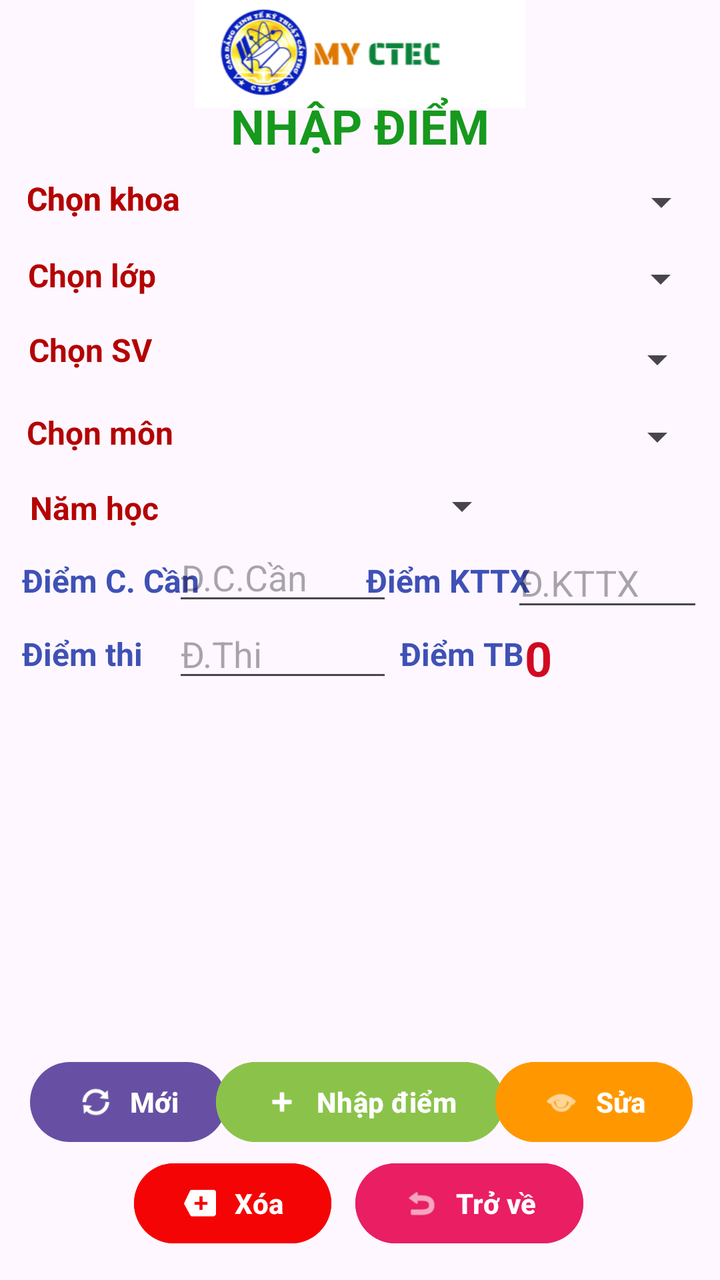
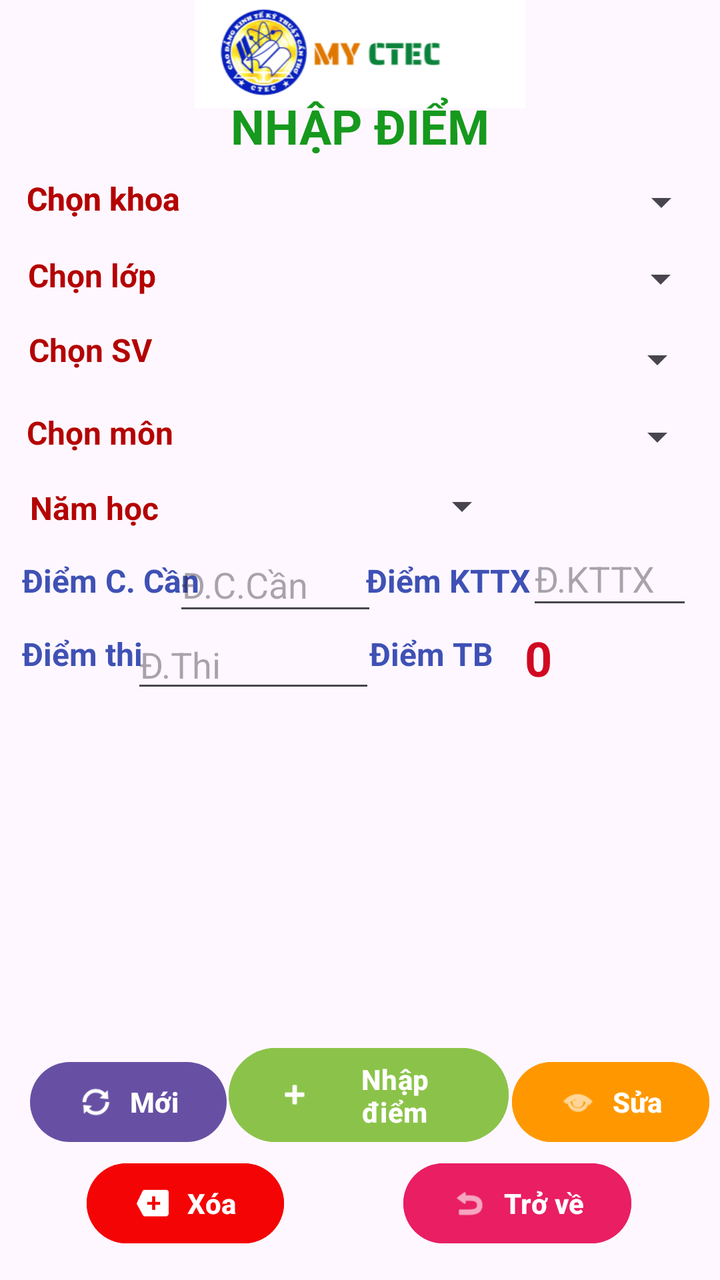

The first picture is an Android layout as it rendered before a commit; the second is the same layout after the commit. The layout source and the unified diff follow.
<!-- AndroidManifest.xml: application theme Theme.MYCTEC1 -->
<!-- res/layout/activity_qldiem.xml -->
<?xml version="1.0" encoding="utf-8"?>
<androidx.constraintlayout.widget.ConstraintLayout xmlns:android="http://schemas.android.com/apk/res/android"
    xmlns:app="http://schemas.android.com/apk/res-auto"
    xmlns:tools="http://schemas.android.com/tools"
    android:id="@+id/main"
    android:layout_width="match_parent"
    android:layout_height="match_parent"
    tools:context=".qldiem">

    <ImageView
        android:id="@+id/imageView4"
        android:layout_width="match_parent"
        android:layout_height="54dp"
        app:srcCompat="@drawable/screenshot_2026_01_31_220755" />

    <Spinner
        android:id="@+id/cbb_dkhoa"
        android:layout_width="297dp"
        android:layout_height="38dp"
        app:layout_constraintBottom_toBottomOf="parent"
        app:layout_constraintEnd_toEndOf="parent"
        app:layout_constraintHorizontal_bias="0.913"
        app:layout_constraintStart_toStartOf="parent"
        app:layout_constraintTop_toTopOf="parent"
        app:layout_constraintVertical_bias="0.136" />

    <Spinner
        android:id="@+id/cbb_dlop"
        android:layout_width="297dp"
        android:layout_height="38dp"
        app:layout_constraintBottom_toBottomOf="parent"
        app:layout_constraintEnd_toEndOf="parent"
        app:layout_constraintHorizontal_bias="0.912"
        app:layout_constraintStart_toStartOf="parent"
        app:layout_constraintTop_toTopOf="parent"
        app:layout_constraintVertical_bias="0.2" />

    <Spinner
        android:id="@+id/cbb_dsv"
        android:layout_width="294dp"
        android:layout_height="33dp"
        app:layout_constraintBottom_toBottomOf="parent"
        app:layout_constraintEnd_toEndOf="parent"
        app:layout_constraintHorizontal_bias="0.888"
        app:layout_constraintStart_toStartOf="parent"
        app:layout_constraintTop_toTopOf="parent"
        app:layout_constraintVertical_bias="0.269" />

    <Spinner
        android:id="@+id/cbb_dmon"
        android:layout_width="297dp"
        android:layout_height="38dp"
        app:layout_constraintBottom_toBottomOf="parent"
        app:layout_constraintEnd_toEndOf="parent"
        app:layout_constraintHorizontal_bias="0.885"
        app:layout_constraintStart_toStartOf="parent"
        app:layout_constraintTop_toTopOf="parent"
        app:layout_constraintVertical_bias="0.331" />

    <Spinner
        android:id="@+id/cbb_dnam"
        android:layout_width="176dp"
        android:layout_height="43dp"
        app:layout_constraintBottom_toBottomOf="parent"
        app:layout_constraintEnd_toEndOf="parent"
        app:layout_constraintHorizontal_bias="0.429"
        app:layout_constraintStart_toStartOf="parent"
        app:layout_constraintTop_toTopOf="parent"
        app:layout_constraintVertical_bias="0.388" />

    <TextView
        android:id="@+id/textView16"
        android:layout_width="wrap_content"
        android:layout_height="wrap_content"
        android:text="NHẬP ĐIỂM"
        android:textColor="#16991D"
        android:textSize="24sp"
        android:textStyle="bold"
        app:layout_constraintBottom_toBottomOf="parent"
        app:layout_constraintEnd_toEndOf="parent"
        app:layout_constraintStart_toStartOf="parent"
        app:layout_constraintTop_toTopOf="parent"
        app:layout_constraintVertical_bias="0.077" />

    <TextView
        android:id="@+id/textView18"
        android:layout_width="wrap_content"
        android:layout_height="wrap_content"
        android:text="Chọn khoa"
        android:textColor="#B40202"
        android:textSize="16sp"
        android:textStyle="bold"
        app:layout_constraintBottom_toBottomOf="parent"
        app:layout_constraintEnd_toEndOf="parent"
        app:layout_constraintHorizontal_bias="0.047"
        app:layout_constraintStart_toStartOf="parent"
        app:layout_constraintTop_toTopOf="parent"
        app:layout_constraintVertical_bias="0.143" />

    <TextView
        android:id="@+id/textView19"
        android:layout_width="wrap_content"
        android:layout_height="wrap_content"
        android:text="Chọn khoa"
        android:textColor="#B40202"
        android:textSize="16sp"
        android:textStyle="bold"
        app:layout_constraintBottom_toBottomOf="parent"
        app:layout_constraintEnd_toEndOf="parent"
        app:layout_constraintHorizontal_bias="0.047"
        app:layout_constraintStart_toStartOf="parent"
        app:layout_constraintTop_toTopOf="parent"
        app:layout_constraintVertical_bias="0.143" />

    <TextView
        android:id="@+id/textView20"
        android:layout_width="wrap_content"
        android:layout_height="wrap_content"
        android:text="Chọn lớp"
        android:textColor="#B40202"
        android:textSize="16sp"
        android:textStyle="bold"
        app:layout_constraintBottom_toBottomOf="parent"
        app:layout_constraintEnd_toEndOf="parent"
        app:layout_constraintHorizontal_bias="0.047"
        app:layout_constraintStart_toStartOf="parent"
        app:layout_constraintTop_toTopOf="parent"
        app:layout_constraintVertical_bias="0.205" />

    <TextView
        android:id="@+id/textView21"
        android:layout_width="wrap_content"
        android:layout_height="wrap_content"
        android:text="Chọn SV"
        android:textColor="#B40202"
        android:textSize="16sp"
        android:textStyle="bold"
        app:layout_constraintBottom_toBottomOf="parent"
        app:layout_constraintEnd_toEndOf="parent"
        app:layout_constraintHorizontal_bias="0.048"
        app:layout_constraintStart_toStartOf="parent"
        app:layout_constraintTop_toTopOf="parent"
        app:layout_constraintVertical_bias="0.265" />

    <TextView
        android:id="@+id/textView22"
        android:layout_width="wrap_content"
        android:layout_height="wrap_content"
        android:text="Chọn môn"
        android:textColor="#B40202"
        android:textSize="16sp"
        android:textStyle="bold"
        app:layout_constraintBottom_toBottomOf="parent"
        app:layout_constraintEnd_toEndOf="parent"
        app:layout_constraintHorizontal_bias="0.047"
        app:layout_constraintStart_toStartOf="parent"
        app:layout_constraintTop_toTopOf="parent"
        app:layout_constraintVertical_bias="0.332" />

    <TextView
        android:id="@+id/textView23"
        android:layout_width="wrap_content"
        android:layout_height="wrap_content"
        android:text="Năm học"
        android:textColor="#B40202"
        android:textSize="16sp"
        android:textStyle="bold"
        app:layout_constraintBottom_toBottomOf="parent"
        app:layout_constraintEnd_toEndOf="parent"
        app:layout_constraintHorizontal_bias="0.051"
        app:layout_constraintStart_toStartOf="parent"
        app:layout_constraintTop_toTopOf="parent"
        app:layout_constraintVertical_bias="0.393" />

    <TextView
        android:id="@+id/textView24"
        android:layout_width="wrap_content"
        android:layout_height="wrap_content"
        android:text="Điểm C. Cần"
        android:textColor="#3F51B5"
        android:textSize="16sp"
        android:textStyle="bold"
        app:layout_constraintBottom_toBottomOf="parent"
        app:layout_constraintEnd_toEndOf="parent"
        app:layout_constraintHorizontal_bias="0.04"
        app:layout_constraintStart_toStartOf="parent"
        app:layout_constraintTop_toTopOf="parent"
        app:layout_constraintVertical_bias="0.452" />

    <TextView
        android:id="@+id/textView26"
        android:layout_width="wrap_content"
        android:layout_height="wrap_content"
        android:text="Điểm thi"
        android:textColor="#3F51B5"
        android:textSize="16sp"
        android:textStyle="bold"
        app:layout_constraintBottom_toBottomOf="parent"
        app:layout_constraintEnd_toEndOf="parent"
        app:layout_constraintHorizontal_bias="0.037"
        app:layout_constraintStart_toStartOf="parent"
        app:layout_constraintTop_toTopOf="parent"
        app:layout_constraintVertical_bias="0.511" />

    <TextView
        android:id="@+id/textView27"
        android:layout_width="wrap_content"
        android:layout_height="wrap_content"
        android:text="Điểm TB"
        android:textColor="#3F51B5"
        android:textSize="16sp"
        android:textStyle="bold"
        app:layout_constraintBottom_toBottomOf="parent"
        app:layout_constraintEnd_toEndOf="parent"
        app:layout_constraintHorizontal_bias="0.671"
        app:layout_constraintStart_toStartOf="parent"
        app:layout_constraintTop_toTopOf="parent"
        app:layout_constraintVertical_bias="0.511" />

    <TextView
        android:id="@+id/textView25"
        android:layout_width="wrap_content"
        android:layout_height="wrap_content"
        android:text="Điểm KTTX"
        android:textColor="#3F51B5"
        android:textSize="16sp"
        android:textStyle="bold"
        app:layout_constraintBottom_toBottomOf="parent"
        app:layout_constraintEnd_toEndOf="parent"
        app:layout_constraintHorizontal_bias="0.659"
        app:layout_constraintStart_toStartOf="parent"
        app:layout_constraintTop_toTopOf="parent"
        app:layout_constraintVertical_bias="0.452" />

    <EditText
        android:id="@+id/edt_diem1"
        android:layout_width="110dp"
        android:layout_height="39dp"
        android:ems="10"
        android:inputType="text"
        android:hint="Đ.C.Cần"
        app:layout_constraintBottom_toBottomOf="parent"
        app:layout_constraintEnd_toEndOf="parent"
        app:layout_constraintHorizontal_bias="0.345"
        app:layout_constraintStart_toStartOf="parent"
        app:layout_constraintTop_toTopOf="parent"
        app:layout_constraintVertical_bias="0.447" />

    <EditText
        android:id="@+id/edt_diem3"
        android:layout_width="110dp"
        android:layout_height="39dp"
        android:ems="10"
        android:inputType="text"
        android:hint="Đ.Thi"
        app:layout_constraintBottom_toBottomOf="parent"
        app:layout_constraintEnd_toEndOf="parent"
        app:layout_constraintHorizontal_bias="0.345"
        app:layout_constraintStart_toStartOf="parent"
        app:layout_constraintTop_toTopOf="parent"
        app:layout_constraintVertical_bias="0.511" />

    <EditText
        android:id="@+id/edt_diem2"
        android:layout_width="96dp"
        android:layout_height="42dp"
        android:ems="10"
        android:inputType="text"
        android:hint="Đ.KTTX"
        app:layout_constraintBottom_toBottomOf="parent"
        app:layout_constraintEnd_toEndOf="parent"
        app:layout_constraintHorizontal_bias="0.968"
        app:layout_constraintStart_toStartOf="parent"
        app:layout_constraintTop_toTopOf="parent"
        app:layout_constraintVertical_bias="0.449" />

    <TextView
        android:id="@+id/tv_dtb"
        android:layout_width="52dp"
        android:layout_height="26dp"
        android:text="0"
        android:textColor="#D10921"
        android:textSize="24sp"
        android:textStyle="bold"
        app:layout_constraintBottom_toBottomOf="parent"
        app:layout_constraintEnd_toEndOf="parent"
        app:layout_constraintHorizontal_bias="0.852"
        app:layout_constraintStart_toStartOf="parent"
        app:layout_constraintTop_toTopOf="parent"
        app:layout_constraintVertical_bias="0.509" />

    <ListView
        android:id="@+id/lv2"
        android:layout_width="408dp"
        android:layout_height="192dp"
        app:layout_constraintBottom_toBottomOf="parent"
        app:layout_constraintEnd_toEndOf="parent"
        app:layout_constraintHorizontal_bias="0.0"
        app:layout_constraintStart_toStartOf="parent"
        app:layout_constraintTop_toTopOf="parent"
        app:layout_constraintVertical_bias="0.753" />

    <Button
        android:id="@+id/btn_dmoi"
        android:layout_width="wrap_content"
        android:layout_height="wrap_content"
        android:text="Mới"
        android:textStyle="bold"
        app:icon="@android:drawable/ic_popup_sync"
        app:layout_constraintBottom_toBottomOf="parent"
        app:layout_constraintEnd_toEndOf="parent"
        app:layout_constraintHorizontal_bias="0.057"
        app:layout_constraintStart_toStartOf="parent"
        app:layout_constraintTop_toTopOf="parent"
        app:layout_constraintVertical_bias="0.89" />

    <Button
        android:id="@+id/btn_dluu"
        android:layout_width="wrap_content"
        android:layout_height="wrap_content"
        android:backgroundTint="#8BC34A"
        android:text="Nhập điểm"
        android:textStyle="bold"
        app:icon="@android:drawable/ic_input_add"
        app:layout_constraintBottom_toBottomOf="parent"
        app:layout_constraintEnd_toEndOf="parent"
        app:layout_constraintStart_toStartOf="parent"
        app:layout_constraintTop_toTopOf="parent"
        app:layout_constraintVertical_bias="0.89" />

    <Button
        android:id="@+id/btn_dsua"
        android:layout_width="wrap_content"
        android:layout_height="wrap_content"
        android:backgroundTint="#FF9800"
        android:text="Sửa"
        android:textStyle="bold"
        app:icon="@android:drawable/ic_menu_view"
        app:layout_constraintBottom_toBottomOf="parent"
        app:layout_constraintEnd_toEndOf="parent"
        app:layout_constraintHorizontal_bias="0.948"
        app:layout_constraintStart_toStartOf="parent"
        app:layout_constraintTop_toTopOf="parent"
        app:layout_constraintVertical_bias="0.89" />

    <Button
        android:id="@+id/btn_dxoa"
        android:layout_width="wrap_content"
        android:layout_height="wrap_content"
        android:backgroundTint="#F40404"
        android:text="Xóa"
        android:textColor="#FFFFFF"
        android:textStyle="bold"
        app:icon="@android:drawable/stat_notify_more"
        app:layout_constraintBottom_toBottomOf="parent"
        app:layout_constraintEnd_toEndOf="parent"
        app:layout_constraintHorizontal_bias="0.256"
        app:layout_constraintStart_toStartOf="parent"
        app:layout_constraintTop_toTopOf="parent"
        app:layout_constraintVertical_bias="0.976" />

    <Button
        android:id="@+id/btn_dtrove"
        android:layout_width="wrap_content"
        android:layout_height="wrap_content"
        android:backgroundTint="#E91E63"
        android:foregroundTint="#E91E63"
        android:text="Trở về"
        android:textStyle="bold"
        app:icon="@android:drawable/ic_menu_revert"
        app:layout_constraintBottom_toBottomOf="parent"
        app:layout_constraintEnd_toEndOf="parent"
        app:layout_constraintHorizontal_bias="0.722"
        app:layout_constraintStart_toStartOf="parent"
        app:layout_constraintTop_toTopOf="parent"
        app:layout_constraintVertical_bias="0.976" />
</androidx.constraintlayout.widget.ConstraintLayout>
<!-- resources referenced by this layout -->
<resources>
  <!-- drawable screenshot_2026_01_31_220755: png bitmap (drawable, 24423 bytes) -->
  <style name="Theme.MYCTEC1" parent="Base.Theme.MYCTEC1" />
  <style name="Base.Theme.MYCTEC1" parent="Theme.Material3.DayNight.NoActionBar">
          
          
      </style>
</resources>

<!-- the commit's change to res/layout/activity_qldiem.xml (unified diff, before → after) -->
@@ -212,7 +212,7 @@
         android:textStyle="bold"
         app:layout_constraintBottom_toBottomOf="parent"
         app:layout_constraintEnd_toEndOf="parent"
-        app:layout_constraintHorizontal_bias="0.671"
+        app:layout_constraintHorizontal_bias="0.62"
         app:layout_constraintStart_toStartOf="parent"
         app:layout_constraintTop_toTopOf="parent"
         app:layout_constraintVertical_bias="0.511" />
@@ -234,45 +234,45 @@
 
     <EditText
         android:id="@+id/edt_diem1"
-        android:layout_width="110dp"
-        android:layout_height="39dp"
+        android:layout_width="102dp"
+        android:layout_height="44dp"
         android:ems="10"
+        android:hint="Đ.C.Cần"
         android:inputType="text"
-        android:hint="Đ.C.Cần"
-        app:layout_constraintBottom_toBottomOf="parent"
-        app:layout_constraintEnd_toEndOf="parent"
-        app:layout_constraintHorizontal_bias="0.345"
-        app:layout_constraintStart_toStartOf="parent"
-        app:layout_constraintTop_toTopOf="parent"
-        app:layout_constraintVertical_bias="0.447" />
+        app:layout_constraintBottom_toBottomOf="parent"
+        app:layout_constraintEnd_toEndOf="parent"
+        app:layout_constraintHorizontal_bias="0.336"
+        app:layout_constraintStart_toStartOf="parent"
+        app:layout_constraintTop_toTopOf="parent"
+        app:layout_constraintVertical_bias="0.451" />
 
     <EditText
         android:id="@+id/edt_diem3"
-        android:layout_width="110dp"
-        android:layout_height="39dp"
+        android:layout_width="122dp"
+        android:layout_height="40dp"
         android:ems="10"
+        android:hint="Đ.Thi"
         android:inputType="text"
-        android:hint="Đ.Thi"
-        app:layout_constraintBottom_toBottomOf="parent"
-        app:layout_constraintEnd_toEndOf="parent"
-        app:layout_constraintHorizontal_bias="0.345"
-        app:layout_constraintStart_toStartOf="parent"
-        app:layout_constraintTop_toTopOf="parent"
-        app:layout_constraintVertical_bias="0.511" />
+        app:layout_constraintBottom_toBottomOf="parent"
+        app:layout_constraintEnd_toEndOf="parent"
+        app:layout_constraintHorizontal_bias="0.276"
+        app:layout_constraintStart_toStartOf="parent"
+        app:layout_constraintTop_toTopOf="parent"
+        app:layout_constraintVertical_bias="0.519" />
 
     <EditText
         android:id="@+id/edt_diem2"
-        android:layout_width="96dp"
-        android:layout_height="42dp"
+        android:layout_width="83dp"
+        android:layout_height="44dp"
         android:ems="10"
+        android:hint="Đ.KTTX"
         android:inputType="text"
-        android:hint="Đ.KTTX"
-        app:layout_constraintBottom_toBottomOf="parent"
-        app:layout_constraintEnd_toEndOf="parent"
-        app:layout_constraintHorizontal_bias="0.968"
-        app:layout_constraintStart_toStartOf="parent"
-        app:layout_constraintTop_toTopOf="parent"
-        app:layout_constraintVertical_bias="0.449" />
+        app:layout_constraintBottom_toBottomOf="parent"
+        app:layout_constraintEnd_toEndOf="parent"
+        app:layout_constraintHorizontal_bias="0.951"
+        app:layout_constraintStart_toStartOf="parent"
+        app:layout_constraintTop_toTopOf="parent"
+        app:layout_constraintVertical_bias="0.446" />
 
     <TextView
         android:id="@+id/tv_dtb"
@@ -316,17 +316,18 @@
 
     <Button
         android:id="@+id/btn_dluu"
-        android:layout_width="wrap_content"
-        android:layout_height="wrap_content"
+        android:layout_width="140dp"
+        android:layout_height="55dp"
         android:backgroundTint="#8BC34A"
         android:text="Nhập điểm"
         android:textStyle="bold"
         app:icon="@android:drawable/ic_input_add"
         app:layout_constraintBottom_toBottomOf="parent"
         app:layout_constraintEnd_toEndOf="parent"
-        app:layout_constraintStart_toStartOf="parent"
-        app:layout_constraintTop_toTopOf="parent"
-        app:layout_constraintVertical_bias="0.89" />
+        app:layout_constraintHorizontal_bias="0.52"
+        app:layout_constraintStart_toStartOf="parent"
+        app:layout_constraintTop_toTopOf="parent"
+        app:layout_constraintVertical_bias="0.889" />
 
     <Button
         android:id="@+id/btn_dsua"
@@ -338,7 +339,7 @@
         app:icon="@android:drawable/ic_menu_view"
         app:layout_constraintBottom_toBottomOf="parent"
         app:layout_constraintEnd_toEndOf="parent"
-        app:layout_constraintHorizontal_bias="0.948"
+        app:layout_constraintHorizontal_bias="0.98"
         app:layout_constraintStart_toStartOf="parent"
         app:layout_constraintTop_toTopOf="parent"
         app:layout_constraintVertical_bias="0.89" />
@@ -354,7 +355,7 @@
         app:icon="@android:drawable/stat_notify_more"
         app:layout_constraintBottom_toBottomOf="parent"
         app:layout_constraintEnd_toEndOf="parent"
-        app:layout_constraintHorizontal_bias="0.256"
+        app:layout_constraintHorizontal_bias="0.166"
         app:layout_constraintStart_toStartOf="parent"
         app:layout_constraintTop_toTopOf="parent"
         app:layout_constraintVertical_bias="0.976" />
@@ -370,7 +371,7 @@
         app:icon="@android:drawable/ic_menu_revert"
         app:layout_constraintBottom_toBottomOf="parent"
         app:layout_constraintEnd_toEndOf="parent"
-        app:layout_constraintHorizontal_bias="0.722"
+        app:layout_constraintHorizontal_bias="0.82"
         app:layout_constraintStart_toStartOf="parent"
         app:layout_constraintTop_toTopOf="parent"
         app:layout_constraintVertical_bias="0.976" />
